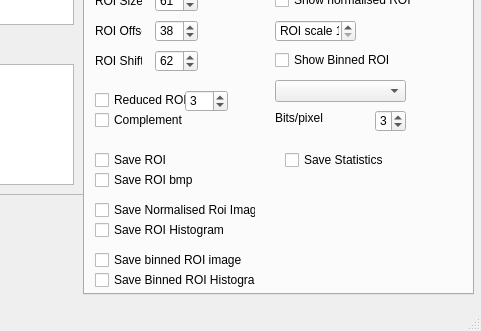
Qt form mainwindow.ui (marcinkociolek/ImageCalculator) before a commit; both pictures show x 427 to 908 and y 373 to 704 of the 908 by 704 pixel window.
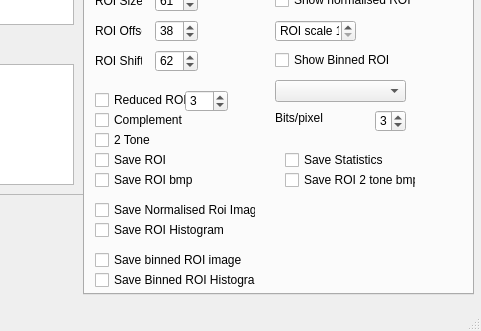
The same form after that commit.

Commit message: complement or reduced Roi added

Patch:
```diff
--- a/mainwindow.ui
+++ b/mainwindow.ui
@@ -1435,6 +1435,32 @@
        <string>Complement</string>
       </property>
      </widget>
+     <widget class="QCheckBox" name="checkBoxSaveROI2tonebmp">
+      <property name="geometry">
+       <rect>
+        <x>200</x>
+        <y>220</y>
+        <width>131</width>
+        <height>20</height>
+       </rect>
+      </property>
+      <property name="text">
+       <string>Save ROI 2 tone bmp</string>
+      </property>
+     </widget>
+     <widget class="QCheckBox" name="checkBoxReducedROITwoTone">
+      <property name="geometry">
+       <rect>
+        <x>10</x>
+        <y>180</y>
+        <width>91</width>
+        <height>20</height>
+       </rect>
+      </property>
+      <property name="text">
+       <string>2 Tone</string>
+      </property>
+     </widget>
     </widget>
     <widget class="QWidget" name="tab_5">
      <attribute name="title">
```
The commit also changes 1 other file.
